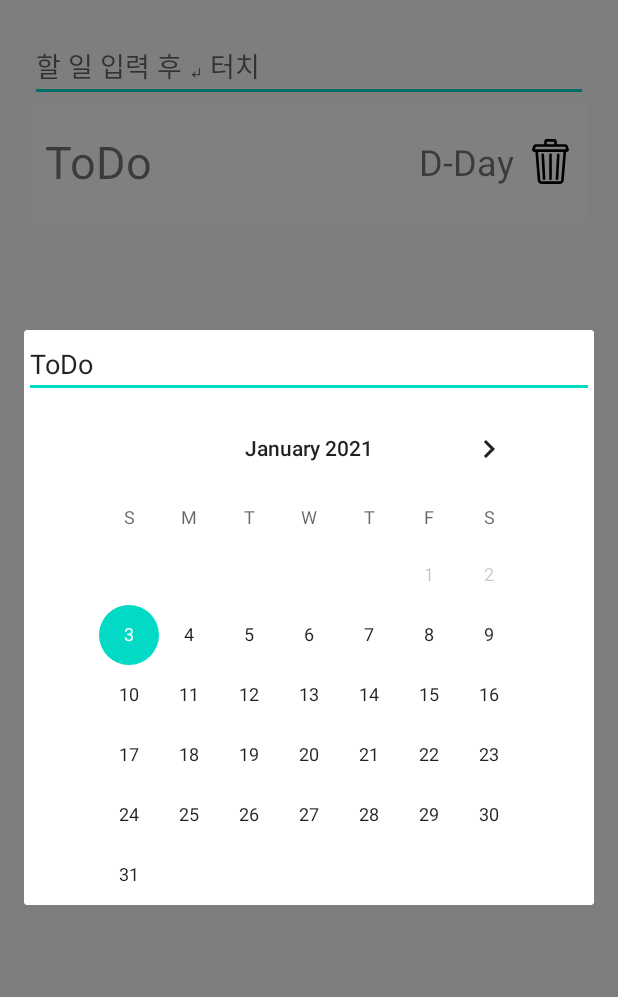
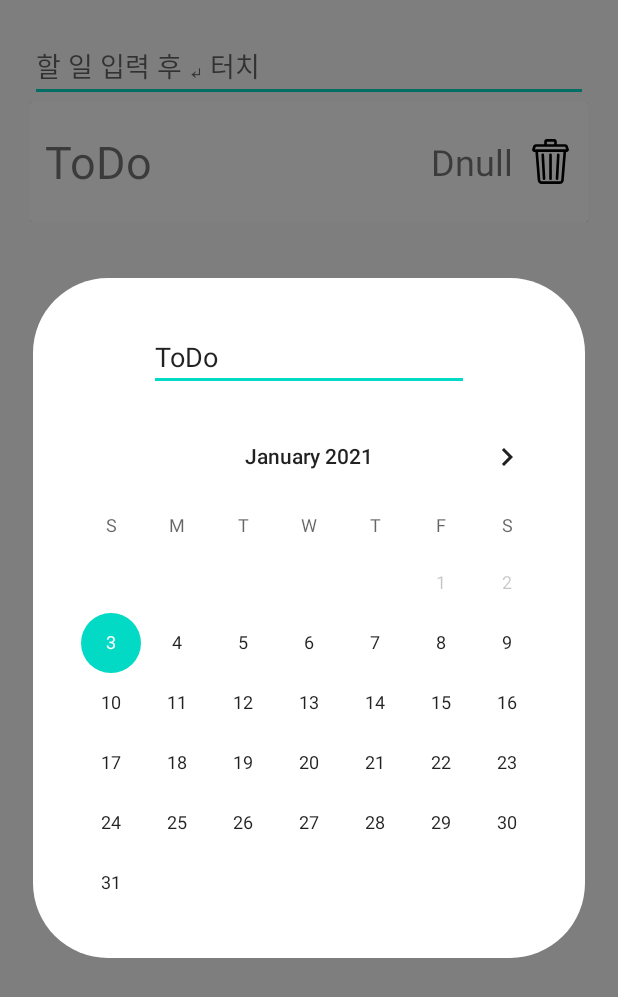
Before and after one commit to lht1324/HipToDo, an Android app: the screen it shows after launch (MainActivity), after a tap on "ToDo", on a phone screen of 412 x 824 dp. Shown: the top 997 px of the screen. Run offline under Robolectric (Android 15) with nearby library versions, the phone set to English and light mode, and no system bars; our stand-ins replace Room's generated code, RxJava, data binding.

Commit message:
Changed dialog's edge to round

```diff
--- a/app/src/main/java/com/overeasy/hiptodo/MainActivity.kt
+++ b/app/src/main/java/com/overeasy/hiptodo/MainActivity.kt
@@ -1,9 +1,12 @@
 package com.overeasy.hiptodo
 
+import android.graphics.Color
+import android.graphics.drawable.ColorDrawable
 import android.os.Bundle
 import android.util.Log
 import android.view.KeyEvent
 import android.view.View
+import android.view.Window
 import android.view.inputmethod.InputMethodManager
 import android.widget.EditText
 import android.widget.Toast
@@ -24,11 +27,17 @@ class MainActivity : AppCompatActivity() {
 
     // 해야 할 것
     // Rx 적용
-    // 할 일 순서 정해야 한다
     // Dialog 모서리 둥글게 못 하나?
     // 정렬 (왼쪽을 터치하면 바 생성된 다음에 움직여서 정렬하는 걸로 할까?)
-    // D-Day가 정해졌으면 D-Day가 필요하지만 정해지지 않으면 굳이 신경쓸 필요가 없다
     // 리사이클러뷰가 비었으면 추가하는 법을 보여준다
+    // 시간이 지나면 자동으로 삭제되는 걸로 할까?
+    // 일단 기본은 자동삭제고 옵션으로 D+ 보여주기 넣으면 될 거 같은데
+    // 야 이 시발 이 앱 개발명 뭐야
+    // HipToDo 아냐
+    // + 같은 흔하디 흔한 건 넣을 수 없다
+    // ㅇㅋ?
+    // 잊어버리든 말든 알아서 하라 그래
+    // 지가 잊어버린 건데 뭐 어쩌라고
 
     override fun onCreate(savedInstanceState: Bundle?) {
         super.onCreate(savedInstanceState)
@@ -90,6 +99,7 @@ class MainActivity : AppCompatActivity() {
 
     private fun showDialog(toDo: ToDo) {
         val toDoDialog = ToDoDialog(this)
+        toDoDialog.window!!.setBackgroundDrawable(ColorDrawable(Color.TRANSPARENT))
         toDoDialog.toDo = toDo
         toDoDialog.setOnDismissListener {
             viewModel.updateToDo(toDoDialog.toDo)
--- a/app/src/main/java/com/overeasy/hiptodo/MainAdapter.kt
+++ b/app/src/main/java/com/overeasy/hiptodo/MainAdapter.kt
@@ -71,10 +71,19 @@ class MainAdapter() : RecyclerView.Adapter<MainAdapter.ViewHolder>() {
                 month = dateToday.get(Calendar.MONTH) == dateOrigin.get(Calendar.MONTH)
                 day = dateToday.get(Calendar.DATE) == dateOrigin.get(Calendar.DATE)
             }
+            // 다이얼로그 둥근 모서리 적용하니까
+            // 둥근 모서리는 나오지도 않는다
+            // D+로 출력하는 것도 넣어야겠다
+            // 캘린더가 minDate 때문에 막히니까 이전 날짜 읽지를 못 하네
+            // 일단 이건 해결한 거 같은데
+            // 당일을 선택하면 D-Day가 안 나온다
+            // 그냥 minDate 해제할까?
+            // D-Day 앱으로 가는 거야
+
 
             return when {
                 dateOrigin == null -> ""
-                dateOrigin.compareTo(dateToday) == 1 -> "D${String.format("%+d", toDo.day)}"
+                dateOrigin.compareTo(dateToday) == 1 || dateOrigin.compareTo(dateToday) == -1 -> "D${String.format("%+d", toDo.day)}"
                 year && month && day -> "D-Day"
                 else -> "Error!"
             }
--- a/app/src/main/java/com/overeasy/hiptodo/ViewModel.kt
+++ b/app/src/main/java/com/overeasy/hiptodo/ViewModel.kt
@@ -15,18 +15,8 @@ import com.overeasy.hiptodo.model.ToDoDao
 import com.overeasy.hiptodo.model.ToDoDatabase
 
 class ViewModel(application: Application) : ViewModel() {
-    // var adapter = MainAdapter(toDoList)
-    var toDoList = ArrayList<ToDo>() // nullable 빼고 toDoList.add(ToDo(something) 되는지 보기
+    var toDoList = ArrayList<ToDo>()
     var toDoLiveData: MutableLiveData<ArrayList<ToDo>> = MutableLiveData<ArrayList<ToDo>>()
-    // D-Day가 나타나는 게 어떤 조건이지
-    // 새로 켜서 DB에서 읽어오거나
-    // null인 놈을 캘린더뷰로 설정하거나
-    // 설정된 건 바로 바꾸면 된다
-    // 리스너로 설정하면 되니까
-    // 읽어왔을 때가 문제인 건데
-    // 엔티티에 있는 date를 MutableLiveData로 바꿔버릴까?
-    // MutableLiveData<Calendar?> 이러면 되잖아
-    // Observer는 연결할 수 있나? 엔티티랑
     var publishSubject = PublishSubject.create<String>()
     var toDoDao: ToDoDao = ToDoDatabase.getInstance(application)!!.toDoDao()
 
@@ -48,15 +38,45 @@ class ViewModel(application: Application) : ViewModel() {
         if (toDoDao.getAll().isNotEmpty()) {
             toDoList.addAll(toDoDao.getAll())
 
+            /*
+            val tempPositions = ArrayList<Int>()
+            for (i in toDoList.indices) {
+                if (toDoList[i].date != null && toDoList[i].date!!.compareTo(GregorianCalendar()) == -1) {
+                    tempPositions.add(i)
+                    // 이걸 어떻게 하지?
+                    // removeAt으로 지우면 반복문 뻑나잖아
+                    // date가 이전 날짜인 position을 전부 기록한 다음에
+                    // 반복문 돌려서 없애버리는 걸로 할까?
+                    // tempPosition하고 비교하는 방법을 찾아야 한다
+                }
+            }
+            for (i in tempPositions.indices) {
+                toDoList.removeAt(tempPositions[i])
+
+                for (j in i + 1..tempPositions.size) {
+                    tempPositions[j] -= 1
+                }
+                // 근데 이것도 결국 안 되지 않냐?
+                // 한 번 할 때마다 -1씩 해줘야 하나?
+                // removeAt을 하고 나면 toDoList.size가 바뀌니까 tempPositions의 원소들도 쓸모가 없어진다
+                // tempPositions[i]도 사용하고 remove해야 하나?
+                // 그럼 반복문은 어떻게 돌리고?
+                // toDoList remove한 거는 중첩 반복으로 어찌 되는 거 아녔어?
+                // 일단 D+로 놓고 나중에 하는 걸로 하자
+                // 테스트 하려면 D+가 있어야 하는데 그거 하려면 하루 걸린다
+                // 앱 이름 바꾸는 걸로 여러 개 깔면 될 거 같긴 한데 결국 그것도 시간 걸려
+                // 일단 디자인부터 끝내고 보자
+            } */
             for (i in toDoList.indices) {
                 if (toDoList[i].date != null)
                     toDoList[i].day = (GregorianCalendar().timeInMillis - toDoList[i].date!!.timeInMillis) / 86400000 - 1
+                // 여기서 day 만들어서 넣어준다 해도
+                // 어떤 미친 놈이 다이얼로그 열고 아무 것도 안 하고 그냥 꺼버리면?
+                // if로 저장된 date 체크해서 일단 day 만들고 다이얼로그 닫혔을 때 이전 날짜면 day 유지하고 아니면 바꾸는 걸로 하자
             }
         }
         else {
-            // toDoList.add(null)
             toDoList.add(ToDo("ToDo"))
-            // toDoList[0] = ToDo("ToDo")
             toDoList[0].date = GregorianCalendar()
             toDoDao.insert(toDoList[0])
             toDoLiveData.value = toDoList
--- /dev/null
+++ b/app/src/main/res/drawable/dialog_round_edge.xml
@@ -0,0 +1,16 @@
+<?xml version="1.0" encoding="utf-8"?>
+<layer-list xmlns:android="http://schemas.android.com/apk/res/android"
+    android:layout_height="wrap_content"
+    android:layout_width="wrap_content">
+    <item>
+        <!-- 사각형 지정 -->
+        <shape android:shape="rectangle">
+            <!-- 각 모서리 dip 만큼 코너형식 -->
+            <corners android:radius="50dp" />
+            <!-- 배경색 -->
+            <solid android:color="#fff" />
+            <!-- 라인색 및 두께 -->
+            <stroke android:width="0dp" android:color="#ff0000"/>
+        </shape>
+    </item>
+</layer-list>
--- a/app/src/main/res/layout/todo_dialog.xml
+++ b/app/src/main/res/layout/todo_dialog.xml
@@ -12,23 +12,17 @@
     <LinearLayout
         android:layout_width="wrap_content"
         android:layout_height="wrap_content"
-        android:orientation="vertical"
-        android:gravity="center">
-
-        <androidx.cardview.widget.CardView
-            android:layout_width="wrap_content"
-            android:layout_height="wrap_content">
-
-            <LinearLayout
-                android:layout_width="wrap_content"
-                android:layout_height="wrap_content"
+        android:background="@drawable/dialog_round_edge"
+        android:gravity="center"
         android:orientation="vertical">
 
         <EditText
             android:id="@+id/editText"
-                    android:layout_width="match_parent"
+            android:layout_width="wrap_content"
             android:layout_height="wrap_content"
             android:layout_gravity="center_horizontal"
+            android:layout_marginTop="30dp"
+            android:layout_marginBottom="10dp"
             android:ems="10"
             android:inputType="text"
             android:text="@{toDo.something}" />
@@ -37,14 +31,12 @@
             android:id="@+id/calendarView"
             android:layout_width="wrap_content"
             android:layout_height="wrap_content"
-                    android:layout_marginStart="30dp"
-                    android:layout_marginLeft="30dp"
-                    android:layout_marginEnd="30dp"
-                    android:layout_marginRight="30dp"
+            android:layout_marginStart="10dp"
+            android:layout_marginLeft="10dp"
+            android:layout_marginEnd="10dp"
+            android:layout_marginRight="10dp"
+            android:layout_marginBottom="30dp"
             android:date="@{toDo.date.timeInMillis}" />
-            </LinearLayout>
-
-        </androidx.cardview.widget.CardView>
 
     </LinearLayout>
 </layout>
--- a/app/src/main/res/values/strings.xml
+++ b/app/src/main/res/values/strings.xml
@@ -1,3 +1,3 @@
 <resources>
-    <string name="app_name">ToDo</string>
+    <string name="app_name">Simple ToDo</string>
 </resources>
```
Lines whose indentation alone changed are shown as unchanged.
